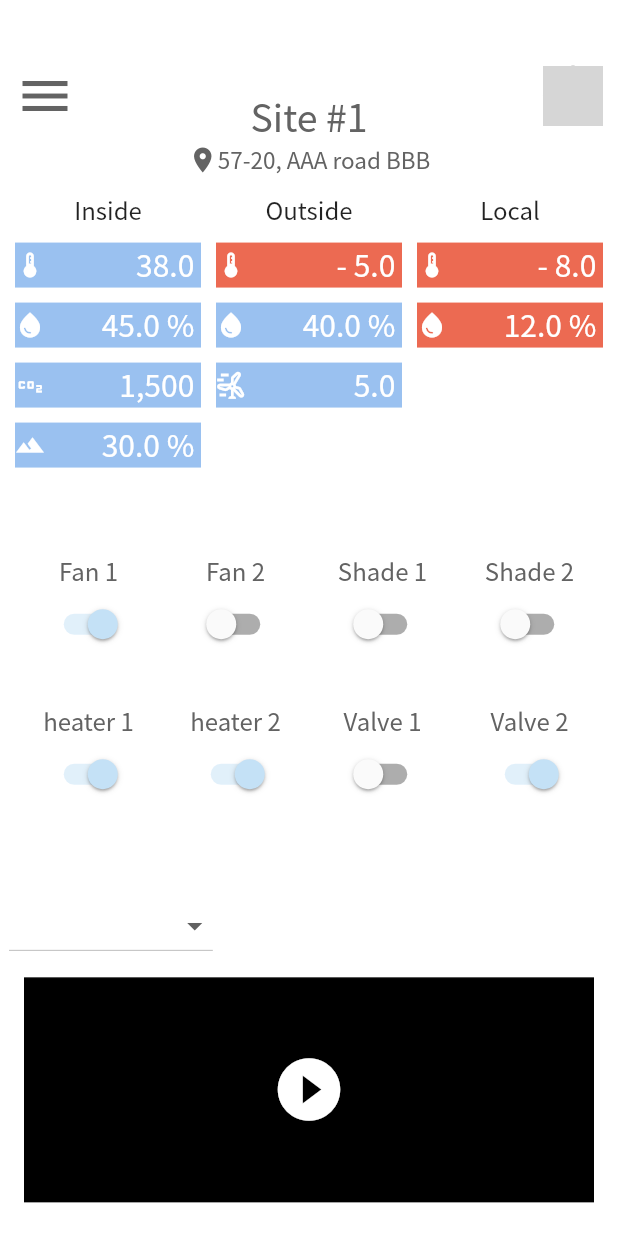
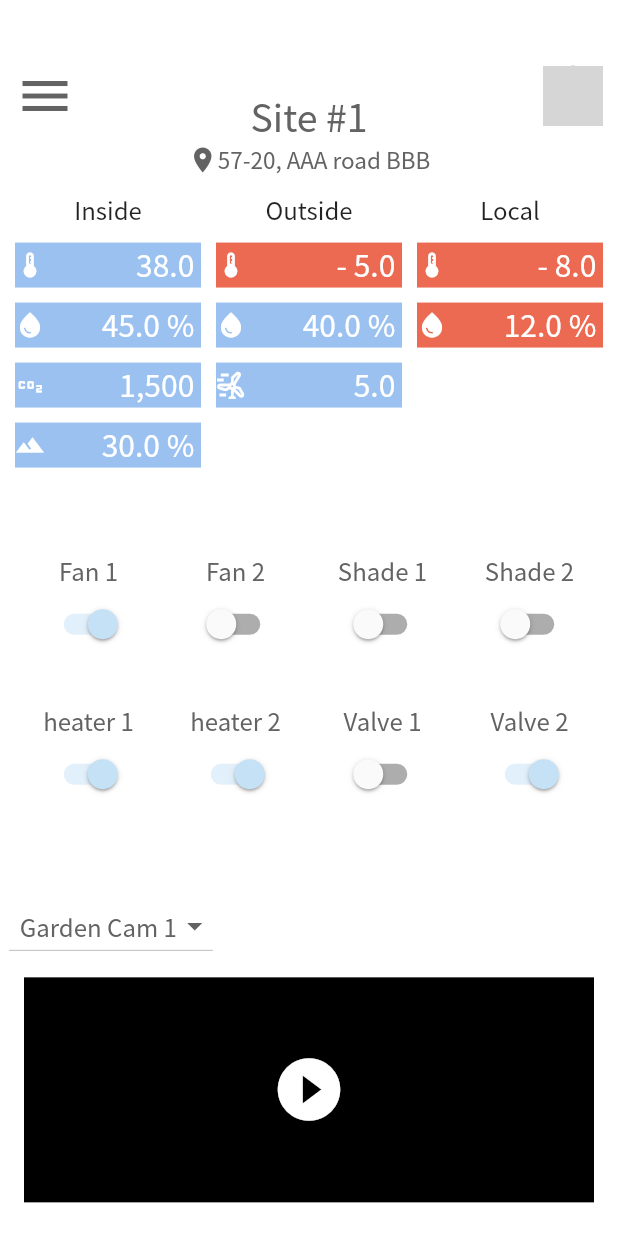
Before and after one commit to zrcn2sh/ggarden, a Flutter app: the HomeScreen screen opened directly, on a phone screen of 412 x 824 dp. Run offline on Flutter 3.47's test engine with Material 2 defaults, Android fonts, the phone set to English and light mode, and no system bars; grey boxes are pictures that could not be loaded.

Commit message:
메인 페이지 디자인 변경

```diff
--- a/lib/screens/home_screen.dart
+++ b/lib/screens/home_screen.dart
@@ -415,7 +415,7 @@ class _HomeScreenState extends State<HomeScreen> {
                         DropdownButton(
                           value: '  Garden Cam 1',
                           items: const [
-                            '  Garden Cam',
+                            '  Garden Cam 1',
                             '  Garden Cam 2',
                             '  Outside 1'
                           ]
```
